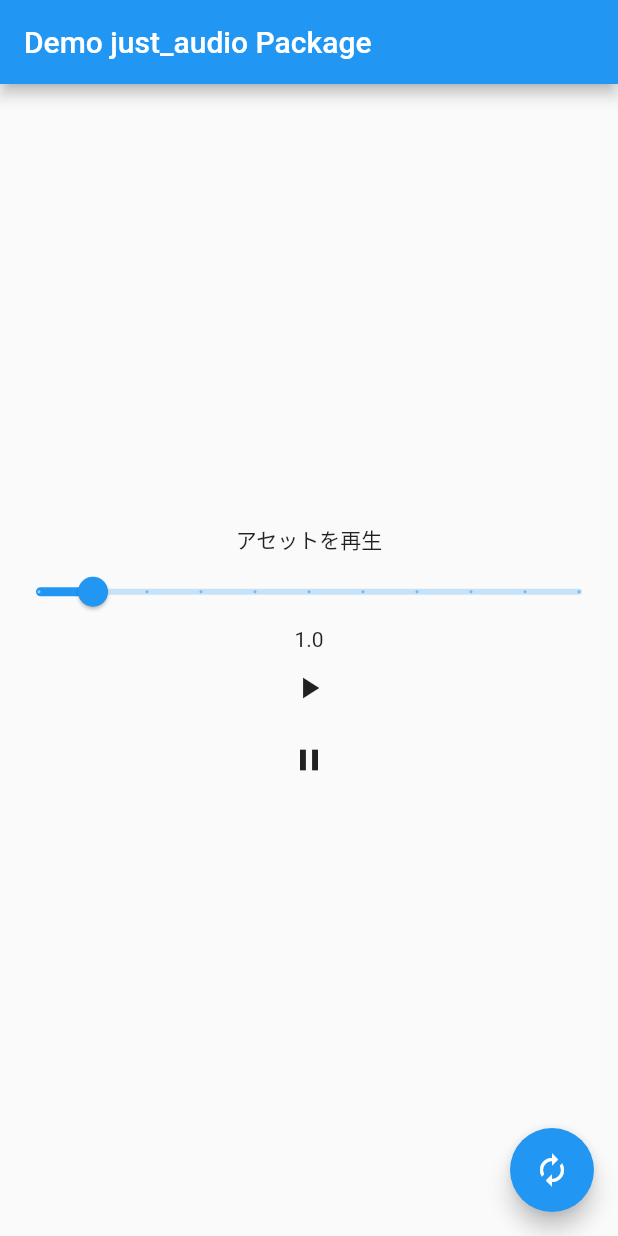
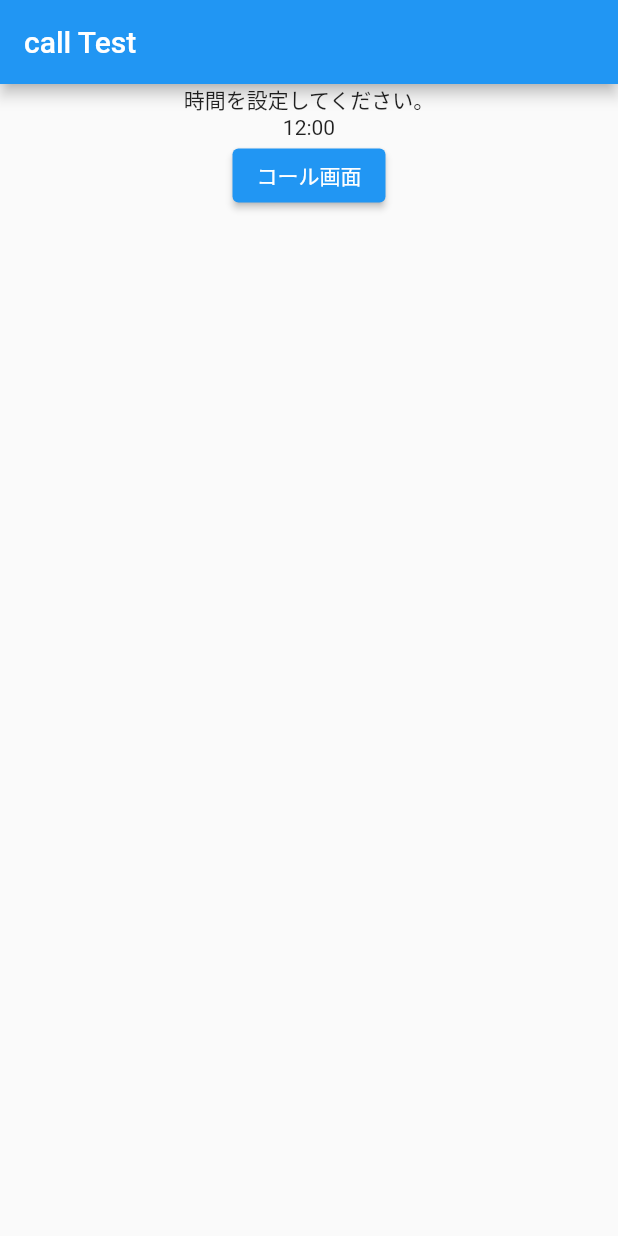
Before and after one commit to kitashio/call_test, a Flutter app: the screen it shows after launch, on a phone screen of 412 x 824 dp. Run offline on Flutter 3.47's test engine with Material 2 defaults, Android fonts, the phone set to English and light mode, and no system bars; our stand-ins replace just_audio; missing offline and left inert: audio_session.

Commit message:
時間設定ページ追加

```diff
--- a/lib/main.dart
+++ b/lib/main.dart
@@ -1,6 +1,5 @@
+import 'package:call_test/set_time_page.dart';
 import 'package:flutter/material.dart';
-import 'package:just_audio/just_audio.dart';
-import 'package:audio_session/audio_session.dart';
 
 void main() {
   runApp(MyApp());
@@ -14,147 +13,7 @@ class MyApp extends StatelessWidget {
       theme: ThemeData(
         primarySwatch: Colors.blue,
       ),
-      home: const MyHomePage(title: 'Demo just_audio Package'),
+      home: const SetTimePage(title: 'call Test',),
     );
   }
 }
-
-class MyHomePage extends StatefulWidget {
-  const MyHomePage({Key? key, required this.title}) : super(key: key);
-  final String title;
-
-  @override
-  State<MyHomePage> createState() => _MyHomePageState();
-}
-
-class _MyHomePageState extends State<MyHomePage> {
-  late AudioPlayer _player;
-  double _currentSliderValue = 1.0;
-  bool _changeAudioSource = false;
-  String _stateSource = 'アセットを再生';
-
-  @override
-  void initState() {
-    super.initState();
-    _setupSession();
-
-    // AudioPlayerの状態を取得
-    _player.playbackEventStream.listen((event) {
-      switch(event.processingState) {
-        case ProcessingState.idle:
-          print('オーディオファイルをロードしていないよ');
-          break;
-        case ProcessingState.loading:
-          print('オーディオファイルをロード中だよ');
-          break;
-        case ProcessingState.buffering:
-          print('バッファリング(読み込み)中だよ');
-          break;
-        case ProcessingState.ready:
-          print('再生できるよ');
-          break;
-        case ProcessingState.completed:
-          print('再生終了したよ');
-          break;
-        default:
-          print(event.processingState);
-          break;
-      }
-    });
-  }
-
-  Future<void> _setupSession() async {
-    _player = AudioPlayer();
-    final session = await AudioSession.instance;
-    await session.configure(AudioSessionConfiguration.speech());
-    await _loadAudioFile();
-  }
-
-  @override
-  void dispose() {
-    _player.dispose();
-    super.dispose();
-  }
-
-  void _takeTurns() {
-    late String _changeStateText;
-    _changeAudioSource = _changeAudioSource ? false : true; // 真偽値を反転
-
-    _player.stop();
-    _loadAudioFile().then((_) {
-      if(_changeAudioSource) {
-        _changeStateText = 'ストリーミング再生';
-      } else {
-        _changeStateText = 'アセットを再生';
-      }
-      setState((){
-        _stateSource = _changeStateText;
-      });
-    });
-  }
-
-
-  @override
-  Widget build(BuildContext context) {
-    return Scaffold(
-      appBar: AppBar(
-        title: Text(widget.title),
-      ),
-      body: Center(
-        child: Column(
-          mainAxisAlignment: MainAxisAlignment.center,
-          children: <Widget>[
-            Text(_stateSource),
-            Slider(
-              value: _currentSliderValue,
-              min: 0,
-              max: 10.0,
-              divisions: 10,
-              label: _currentSliderValue.toString(),
-              onChanged: (double value) {
-                setState(() {
-                  _currentSliderValue = value;
-                });
-              },
-            ),
-            Text(_currentSliderValue.toString()),
-            IconButton(
-              icon: const Icon(Icons.play_arrow),
-              onPressed: () async => await _playSoundFile(),
-            ),
-            IconButton(
-              icon: const Icon(Icons.pause),
-              onPressed: () async => await _player.pause(),
-            )
-          ],
-        ),
-      ),
-      floatingActionButton: FloatingActionButton(
-        onPressed: _takeTurns,
-        tooltip: 'Increment',
-        child: const Icon(Icons.autorenew),
-      ),
-    );
-  }
-
-  Future<void> _playSoundFile() async {
-    // 再生終了状態の場合、新たなオーディオファイルを定義し再生できる状態にする
-    if(_player.processingState == ProcessingState.completed) {
-      await _loadAudioFile();
-    }
-
-    await _player.setSpeed(_currentSliderValue); // 再生速度を指定
-    await _player.play();
-  }
-
-  Future<void> _loadAudioFile() async {
-    try {
-      if(_changeAudioSource) {
-        await _player.setUrl('https://s3.amazonaws.com/scifri-episodes/scifri20181123-episode.mp3'); // ストリーミング
-      } else {
-        await _player.setAsset('assets/audio/Cell_Phone-Ringtone01-1.mp3'); // ストリーミング
-      } } catch(e) {
-      print(e);
-    }
-  }
-}
--- /dev/null
+++ b/lib/set_time_page.dart
@@ -0,0 +1,41 @@
+import 'package:call_test/call_page.dart';
+import 'package:flutter/material.dart';
+import 'package:just_audio/just_audio.dart';
+import 'package:audio_session/audio_session.dart';
+
+class SetTimePage extends StatefulWidget {
+  const SetTimePage({Key? key, required this.title}) : super(key: key);
+  final String title;
+
+  @override
+  State<SetTimePage> createState() => _SetTimePageState();
+}
+
+class _SetTimePageState extends State<SetTimePage> {
+
+  @override
+  Widget build(BuildContext context) {
+    return Scaffold(
+      appBar: AppBar(
+        title: Text(widget.title),
+      ),
+      body: Center(
+        child: Column(
+          children: [
+            Text('時間を設定してください。'),
+            Text('12:00'),
+            ElevatedButton(
+                onPressed: () async {
+                  await Navigator.push(
+                    context, MaterialPageRoute(
+                      builder: (context) =>
+                          const CallPage()),
+                  );
+                },
+                child: Text('コール画面'))
+          ],
+        ),
+      )
+    );
+  }
+}
```
Also changed, not shown: lib/call_page.dart (added, +141 -0 lines).
